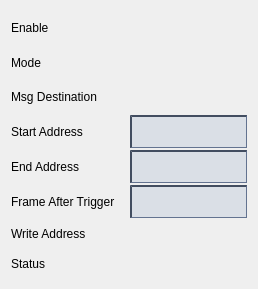
Qt form new_look/waveform_engine.ui (cristinasewell/ATCA_PyDM_Screens) before a commit.
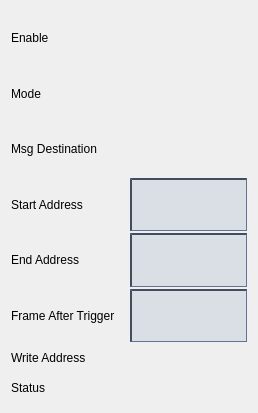
The same form after that commit. Custom widgets are drawn as their Qt base class.

Commit message: WIP - changed the waveform engine back to how it was previously with tabs

Diff of the .ui file:
```diff
--- a/new_look/waveform_engine.ui
+++ b/new_look/waveform_engine.ui
@@ -7,7 +7,7 @@
     <x>0</x>
     <y>0</y>
     <width>258</width>
-    <height>289</height>
+    <height>413</height>
    </rect>
   </property>
   <property name="windowTitle">
@@ -21,6 +21,7 @@
     border-radius: 2px;
     border-width: 2px; 
     padding: 5px;
+    font: 8px;
 }
 QPushButton:hover {
    background-color: rgb(154,170,176);
```
The commit also changes 4 other files.
